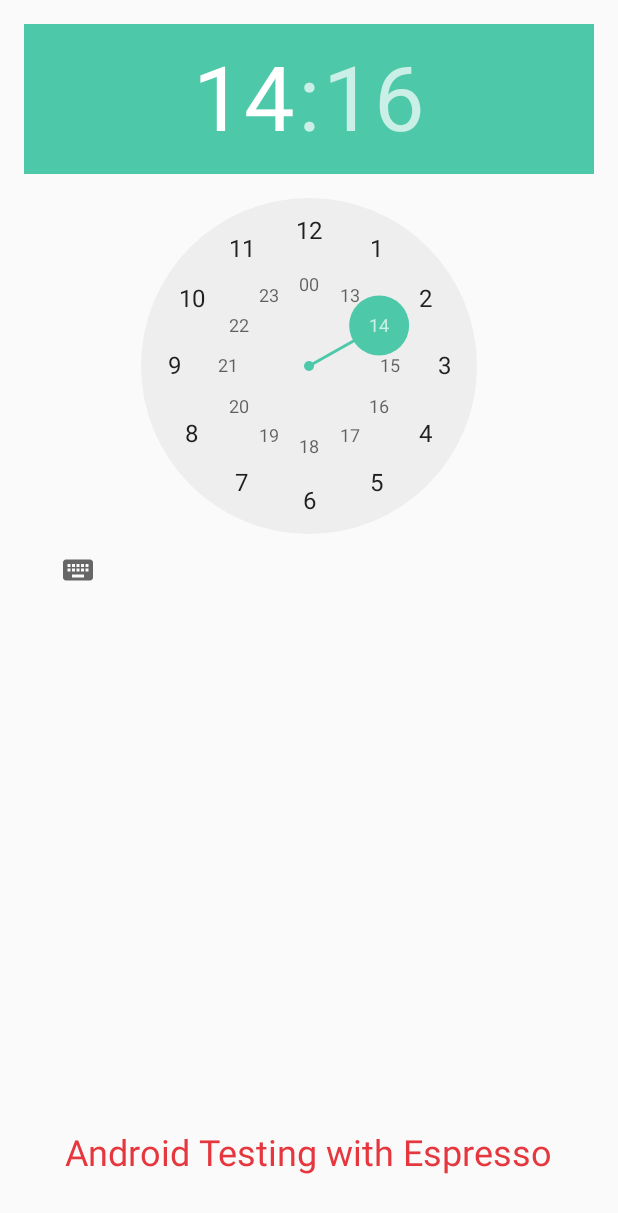
After one commit to rpgobjects/DevFestEspresso, an Android app: the TimeActivity screen opened directly, with no data from a screen before it, on a phone screen of 412 x 824 dp. The commit adds this screen. Shown: the top 1213 px of the screen. Run offline under Robolectric (Android 15) with nearby library versions, the phone set to English and light mode, and no system bars.

Commit message:
Added Picker Test

```diff
--- a/app/src/main/java/com/gdg/devfestespresso/MainActivity.java
+++ b/app/src/main/java/com/gdg/devfestespresso/MainActivity.java
@@ -87,6 +87,10 @@ public class MainActivity extends ActionBarActivity implements SharedPreferences
         } else if (id == R.id.action_test_bg) {
             Intent intent = new Intent(this,BackgroundService.class);
             startService(intent);
+        } else if (id == R.id.action_test_time) {
+            Intent intent = new Intent(this,TimeActivity.class);
+            startActivity(intent);
+            return true;
         }
 
         return super.onOptionsItemSelected(item);
--- /dev/null
+++ b/app/src/main/java/com/gdg/devfestespresso/TimeActivity.java
@@ -0,0 +1,54 @@
+package com.gdg.devfestespresso;
+
+import android.support.v7.app.ActionBarActivity;
+import android.os.Bundle;
+import android.view.Menu;
+import android.view.MenuItem;
+import android.widget.TextView;
+import android.widget.TimePicker;
+
+
+public class TimeActivity extends ActionBarActivity {
+
+    TimePicker timePicker;
+    TextView resultsTextView;
+
+
+    @Override
+    protected void onCreate(Bundle savedInstanceState) {
+        super.onCreate(savedInstanceState);
+        setContentView(R.layout.activity_time);
+        resultsTextView = (TextView) findViewById(R.id.test_results);
+        timePicker = (TimePicker) findViewById(R.id.time_pick);
+        timePicker.setIs24HourView(true);
+        timePicker.setOnTimeChangedListener(new TimePicker.OnTimeChangedListener() {
+            @Override
+            public void onTimeChanged(TimePicker view, int hourOfDay, int minute) {
+                resultsTextView.setText("Hour=" + hourOfDay + ", Min="+minute);
+            }
+        });
+    }
+
+
+    @Override
+    public boolean onCreateOptionsMenu(Menu menu) {
+        // Inflate the menu; this adds items to the action bar if it is present.
+        getMenuInflater().inflate(R.menu.menu_time, menu);
+        return true;
+    }
+
+    @Override
+    public boolean onOptionsItemSelected(MenuItem item) {
+        // Handle action bar item clicks here. The action bar will
+        // automatically handle clicks on the Home/Up button, so long
+        // as you specify a parent activity in AndroidManifest.xml.
+        int id = item.getItemId();
+
+        //noinspection SimplifiableIfStatement
+        if (id == R.id.action_settings) {
+            return true;
+        }
+
+        return super.onOptionsItemSelected(item);
+    }
+}
--- /dev/null
+++ b/app/src/main/res/layout/activity_time.xml
@@ -0,0 +1,30 @@
+<RelativeLayout xmlns:android="http://schemas.android.com/apk/res/android"
+    xmlns:tools="http://schemas.android.com/tools" android:layout_width="match_parent"
+    android:layout_height="match_parent" android:paddingLeft="@dimen/activity_horizontal_margin"
+    android:paddingRight="@dimen/activity_horizontal_margin"
+    android:paddingTop="@dimen/activity_vertical_margin"
+    android:paddingBottom="@dimen/activity_vertical_margin"
+    tools:context="com.gdg.devfestespresso.TimeActivity">
+
+    <TimePicker
+        android:id="@+id/time_pick"
+        android:layout_width="match_parent"
+        android:layout_height="match_parent"
+        android:layout_above="@+id/test_results">
+
+     </TimePicker>
+
+    <TextView
+        android:id="@+id/test_results"
+        android:textColor="@color/red"
+        android:layout_margin="24dp"
+        android:layout_width="wrap_content"
+        android:layout_height="wrap_content"
+        android:layout_gravity="center"
+        android:gravity="center"
+        android:layout_alignParentBottom="true"
+        android:layout_centerHorizontal="true"
+        style="@style/Base.TextAppearance.AppCompat.Headline"
+        android:text="@string/android_testing"/>
+
+</RelativeLayout>
--- a/app/src/main/res/menu/menu_main.xml
+++ b/app/src/main/res/menu/menu_main.xml
@@ -5,6 +5,8 @@
         android:orderInCategory="100" app:showAsAction="always" />
     <item android:id="@+id/action_test_bg" android:title="@string/background"
         android:orderInCategory="100" app:showAsAction="never" />
+    <item android:id="@+id/action_test_time" android:title="Time"
+        android:orderInCategory="100" app:showAsAction="never" />
 
 
 </menu>
--- /dev/null
+++ b/app/src/main/res/menu/menu_time.xml
@@ -0,0 +1,7 @@
+<menu xmlns:android="http://schemas.android.com/apk/res/android"
+    xmlns:app="http://schemas.android.com/apk/res-auto"
+    xmlns:tools="http://schemas.android.com/tools"
+    tools:context="com.gdg.devfestespresso.TimeActivity">
+    <item android:id="@+id/action_settings" android:title="@string/action_settings"
+        android:orderInCategory="100" app:showAsAction="never" />
+</menu>
--- a/app/src/main/res/values/strings.xml
+++ b/app/src/main/res/values/strings.xml
@@ -23,4 +23,5 @@
     </string-array>
     <string name="title_activity_recycler_view">RecyclerViewActivity</string>
     <string name="background">Background</string>
+    <string name="title_activity_time">TimeActivity</string>
 </resources>
```
Also changed, not shown: app/src/main/AndroidManifest.xml (+10 -1 lines), 1 other file.
